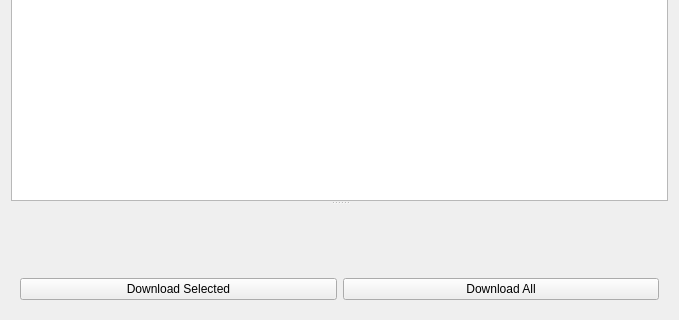
Qt form sVanilla/src/ClientUi/VideoList/VideoWidget.ui (WangPengZhan/sVanilla) before a commit; both pictures show x 0 to 679 and y 269 to 589 of the 679 by 589 pixel window.
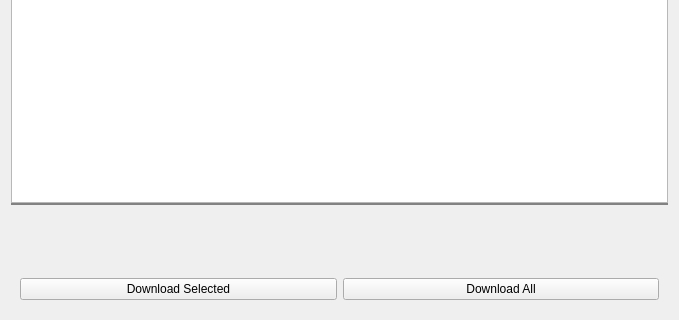
The same form after that commit. The open tabs and pages were chosen to show the change. Icons and pictures are not drawn. Custom widgets are drawn as their Qt base class.

Patch:
```diff
--- a/sVanilla/src/ClientUi/VideoList/VideoWidget.ui
+++ b/sVanilla/src/ClientUi/VideoList/VideoWidget.ui
@@ -287,9 +287,22 @@
         <verstretch>0</verstretch>
        </sizepolicy>
       </property>
+      <property name="styleSheet">
+       <string notr="true">.QSplitter::handle:horizontal {
+    background-color: #828282;
+    height: 2px;
+}
+.QSplitter::handle:vertical {
+    background-color: #828282;
+    width: 2px;
+}</string>
+      </property>
       <property name="orientation">
        <enum>Qt::Vertical</enum>
       </property>
+      <property name="handleWidth">
+       <number>2</number>
+      </property>
       <widget class="::VideoListWidget" name="videoListWidget">
        <property name="sizePolicy">
         <sizepolicy hsizetype="Expanding" vsizetype="Expanding">
```
Left out of the diff: 12 changed lines with no effect on the pictures.
